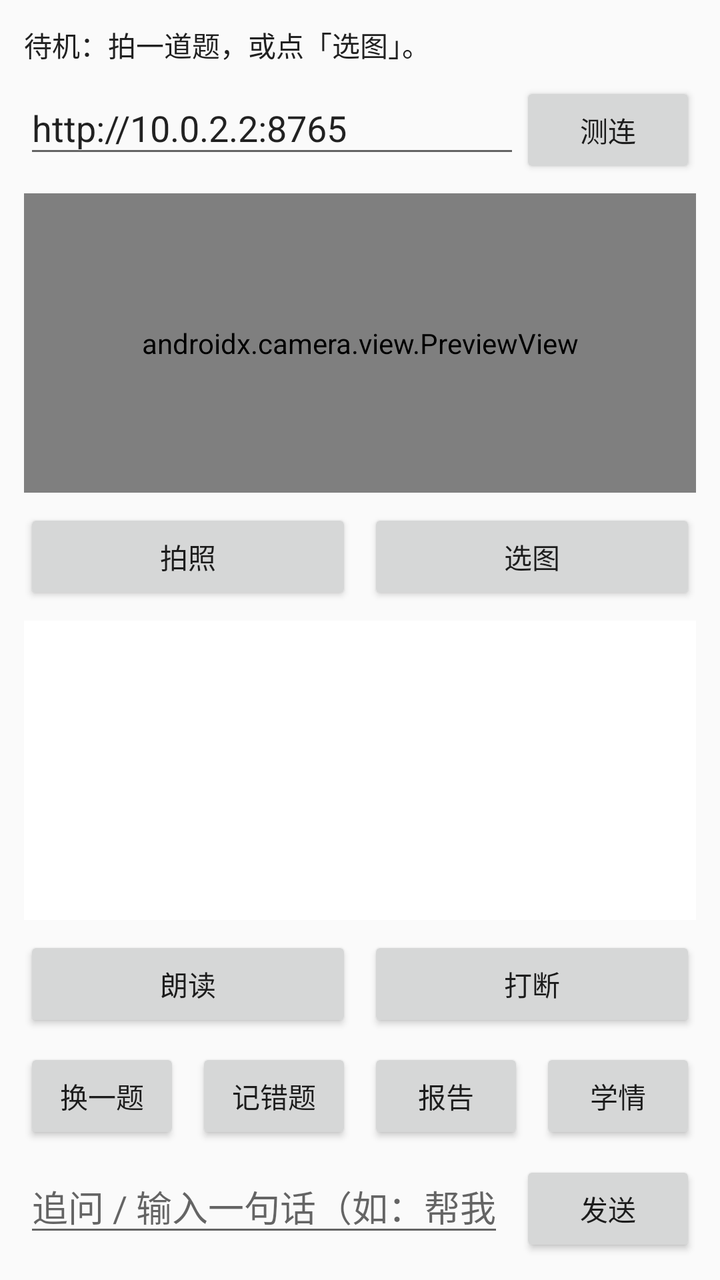
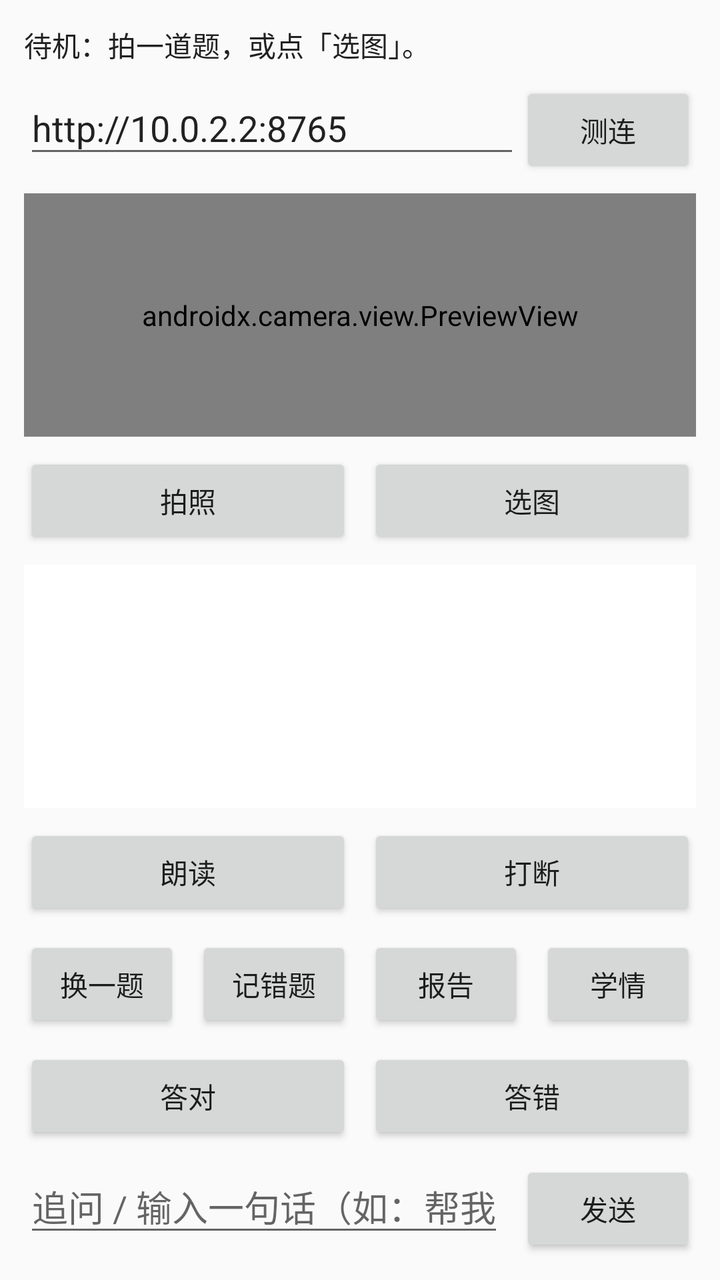

Screens rendered from an Android XML layout before and after an edit, with the pre-edit source and the edit as a unified diff.
<!-- AndroidManifest.xml: application theme Theme.RobotTutor -->
<!-- res/layout/activity_main.xml -->
<?xml version="1.0" encoding="utf-8"?>
<LinearLayout xmlns:android="http://schemas.android.com/apk/res/android"
    android:layout_width="match_parent"
    android:layout_height="match_parent"
    android:orientation="vertical"
    android:padding="12dp">

    <TextView
        android:id="@+id/tvStatus"
        android:layout_width="match_parent"
        android:layout_height="wrap_content"
        android:text="@string/status_idle"
        android:textColor="@color/text_primary"
        android:textSize="14sp" />

    <LinearLayout
        android:layout_width="match_parent"
        android:layout_height="wrap_content"
        android:layout_marginTop="8dp"
        android:orientation="horizontal">

        <EditText
            android:id="@+id/etServer"
            android:layout_width="0dp"
            android:layout_height="wrap_content"
            android:layout_weight="1"
            android:hint="@string/server_hint"
            android:inputType="textUri"
            android:singleLine="true"
            android:text="http://10.0.2.2:8765" />

        <Button
            android:id="@+id/btnHealth"
            android:layout_width="wrap_content"
            android:layout_height="wrap_content"
            android:text="测连" />
    </LinearLayout>

    <androidx.camera.view.PreviewView
        android:id="@+id/previewView"
        android:layout_width="match_parent"
        android:layout_height="0dp"
        android:layout_weight="1"
        android:layout_marginTop="8dp" />

    <LinearLayout
        android:layout_width="match_parent"
        android:layout_height="wrap_content"
        android:layout_marginTop="8dp"
        android:orientation="horizontal">

        <Button
            android:id="@+id/btnCapture"
            android:layout_width="0dp"
            android:layout_height="wrap_content"
            android:layout_weight="1"
            android:text="@string/btn_capture" />

        <Button
            android:id="@+id/btnPick"
            android:layout_width="0dp"
            android:layout_height="wrap_content"
            android:layout_weight="1"
            android:layout_marginStart="8dp"
            android:text="@string/btn_pick" />
    </LinearLayout>

    <ScrollView
        android:layout_width="match_parent"
        android:layout_height="0dp"
        android:layout_weight="1"
        android:layout_marginTop="8dp"
        android:background="#FFFFFF">

        <TextView
            android:id="@+id/tvReply"
            android:layout_width="match_parent"
            android:layout_height="wrap_content"
            android:padding="12dp"
            android:textColor="@color/text_primary"
            android:textSize="18sp"
            android:lineSpacingExtra="4dp" />
    </ScrollView>

    <LinearLayout
        android:layout_width="match_parent"
        android:layout_height="wrap_content"
        android:layout_marginTop="8dp"
        android:orientation="horizontal">

        <Button
            android:id="@+id/btnSpeak"
            android:layout_width="0dp"
            android:layout_height="wrap_content"
            android:layout_weight="1"
            android:text="@string/btn_speak" />

        <Button
            android:id="@+id/btnStop"
            android:layout_width="0dp"
            android:layout_height="wrap_content"
            android:layout_weight="1"
            android:layout_marginStart="8dp"
            android:text="@string/btn_stop" />
    </LinearLayout>

    <LinearLayout
        android:layout_width="match_parent"
        android:layout_height="wrap_content"
        android:layout_marginTop="8dp"
        android:orientation="horizontal">

        <Button
            android:id="@+id/btnNext"
            android:layout_width="0dp"
            android:layout_height="wrap_content"
            android:layout_weight="1"
            android:text="@string/btn_next" />

        <Button
            android:id="@+id/btnWrong"
            android:layout_width="0dp"
            android:layout_height="wrap_content"
            android:layout_weight="1"
            android:layout_marginStart="8dp"
            android:text="@string/btn_wrong" />

        <Button
            android:id="@+id/btnReport"
            android:layout_width="0dp"
            android:layout_height="wrap_content"
            android:layout_weight="1"
            android:layout_marginStart="8dp"
            android:text="@string/btn_report" />

        <Button
            android:id="@+id/btnProfile"
            android:layout_width="0dp"
            android:layout_height="wrap_content"
            android:layout_weight="1"
            android:layout_marginStart="8dp"
            android:text="@string/btn_profile" />
    </LinearLayout>

    <LinearLayout
        android:layout_width="match_parent"
        android:layout_height="wrap_content"
        android:layout_marginTop="8dp"
        android:orientation="horizontal">

        <EditText
            android:id="@+id/etInput"
            android:layout_width="0dp"
            android:layout_height="wrap_content"
            android:layout_weight="1"
            android:hint="@string/input_hint"
            android:inputType="text"
            android:singleLine="true" />

        <Button
            android:id="@+id/btnSend"
            android:layout_width="wrap_content"
            android:layout_height="wrap_content"
            android:layout_marginStart="8dp"
            android:text="@string/btn_send" />
    </LinearLayout>

</LinearLayout>
<!-- resources referenced by this layout -->
<resources>
  <color name="text_primary">#212121</color>
  <string name="btn_capture">拍照</string>
  <string name="btn_next">换一题</string>
  <string name="btn_pick">选图</string>
  <string name="btn_profile">学情</string>
  <string name="btn_report">报告</string>
  <string name="btn_send">发送</string>
  <string name="btn_speak">朗读</string>
  <string name="btn_stop">打断</string>
  <string name="btn_wrong">记错题</string>
  <string name="input_hint">追问 / 输入一句话（如：帮我算 3×4）</string>
  <string name="server_hint">服务地址（模拟器用 10.0.2.2:8765）</string>
  <string name="status_idle">待机：拍一道题，或点「选图」。</string>
  <style name="Theme.RobotTutor" parent="Theme.AppCompat.Light.NoActionBar">
          <item name="colorPrimary">@color/brand_primary</item>
          <item name="colorPrimaryDark">@color/brand_primary_dark</item>
          <item name="colorAccent">@color/brand_primary</item>
          <item name="android:windowBackground">@color/bg</item>
      </style>
  <color name="brand_primary">#1565C0</color>
  <color name="brand_primary_dark">#0D47A1</color>
  <color name="bg">#FAFAFA</color>
</resources>

<!-- the commit's change to res/layout/activity_main.xml (unified diff, before → after) -->
@@ -148,6 +148,28 @@
         android:layout_marginTop="8dp"
         android:orientation="horizontal">
 
+        <Button
+            android:id="@+id/btnMarkRight"
+            android:layout_width="0dp"
+            android:layout_height="wrap_content"
+            android:layout_weight="1"
+            android:text="@string/btn_mark_right" />
+
+        <Button
+            android:id="@+id/btnMarkWrong"
+            android:layout_width="0dp"
+            android:layout_height="wrap_content"
+            android:layout_weight="1"
+            android:layout_marginStart="8dp"
+            android:text="@string/btn_mark_wrong" />
+    </LinearLayout>
+
+    <LinearLayout
+        android:layout_width="match_parent"
+        android:layout_height="wrap_content"
+        android:layout_marginTop="8dp"
+        android:orientation="horizontal">
+
         <EditText
             android:id="@+id/etInput"
             android:layout_width="0dp"
<!-- resource entries referenced after the edit -->
@@ -2,6 +2,8 @@
 <resources>
   <color name="text_primary">#212121</color>
   <string name="btn_capture">拍照</string>
+  <string name="btn_mark_right">答对</string>
+  <string name="btn_mark_wrong">答错</string>
   <string name="btn_next">换一题</string>
   <string name="btn_pick">选图</string>
   <string name="btn_profile">学情</string>
